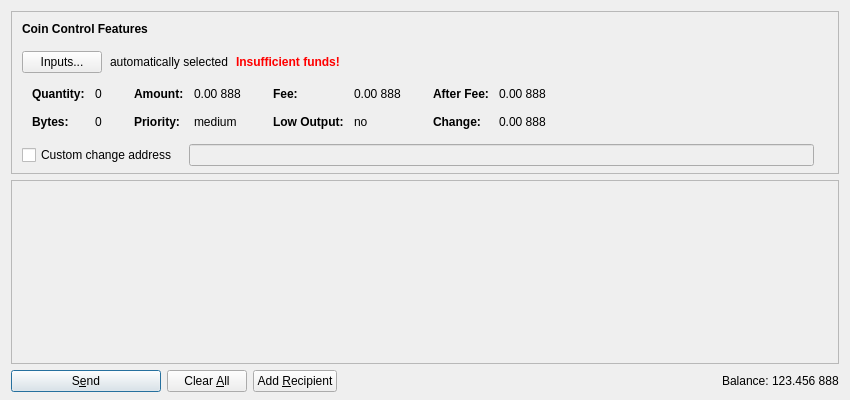
Above: src/qt/forms/sendcoinsdialog.ui from KaTXi/ASTC before the change. Below: the same form after it.
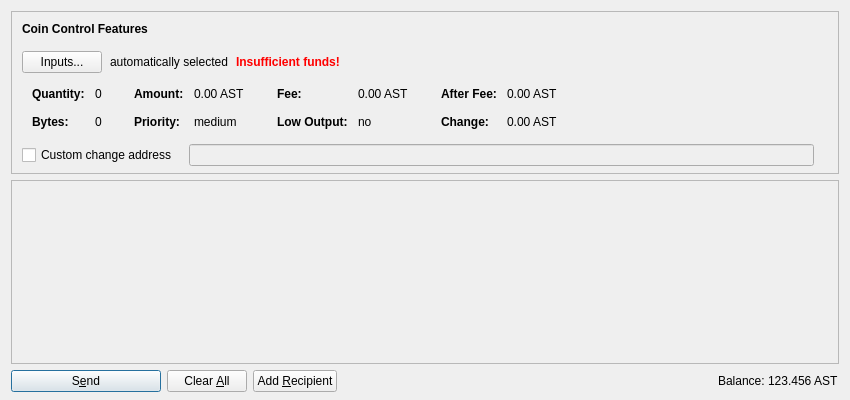
That is the form after the change. Icons and pictures are not drawn. Custom widgets are drawn as their Qt base class.

The edit to the form file:
```diff
--- a/src/qt/forms/sendcoinsdialog.ui
+++ b/src/qt/forms/sendcoinsdialog.ui
@@ -321,7 +321,7 @@
                   <enum>Qt::ActionsContextMenu</enum>
                  </property>
                  <property name="text">
-                  <string notr="true">0.00 888</string>
+                  <string notr="true">0.00 AST</string>
                  </property>
                  <property name="textInteractionFlags">
                   <set>Qt::LinksAccessibleByMouse|Qt::TextSelectableByKeyboard|Qt::TextSelectableByMouse</set>
@@ -401,7 +401,7 @@
                   <enum>Qt::ActionsContextMenu</enum>
                  </property>
                  <property name="text">
-                  <string notr="true">0.00 888</string>
+                  <string notr="true">0.00 AST</string>
                  </property>
                  <property name="textInteractionFlags">
                   <set>Qt::LinksAccessibleByMouse|Qt::TextSelectableByKeyboard|Qt::TextSelectableByMouse</set>
@@ -481,7 +481,7 @@
                   <enum>Qt::ActionsContextMenu</enum>
                  </property>
                  <property name="text">
-                  <string notr="true">0.00 888</string>
+                  <string notr="true">0.00 AST</string>
                  </property>
                  <property name="textInteractionFlags">
                   <set>Qt::LinksAccessibleByMouse|Qt::TextSelectableByKeyboard|Qt::TextSelectableByMouse</set>
@@ -510,7 +510,7 @@
                   <enum>Qt::ActionsContextMenu</enum>
                  </property>
                  <property name="text">
-                  <string notr="true">0.00 888</string>
+                  <string notr="true">0.00 AST</string>
                  </property>
                  <property name="textInteractionFlags">
                   <set>Qt::LinksAccessibleByMouse|Qt::TextSelectableByKeyboard|Qt::TextSelectableByMouse</set>
@@ -765,7 +765,7 @@
           <cursorShape>IBeamCursor</cursorShape>
          </property>
          <property name="text">
-          <string notr="true">123.456 888</string>
+          <string notr="true">123.456 AST</string>
          </property>
          <property name="textInteractionFlags">
           <set>Qt::LinksAccessibleByMouse|Qt::TextSelectableByKeyboard|Qt::TextSelectableByMouse</set>
```
